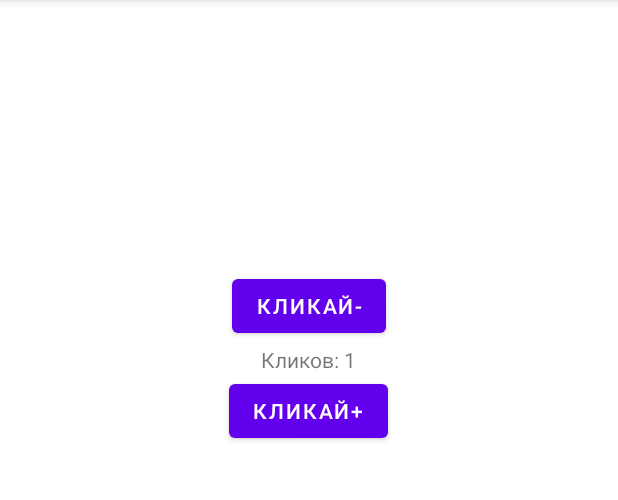
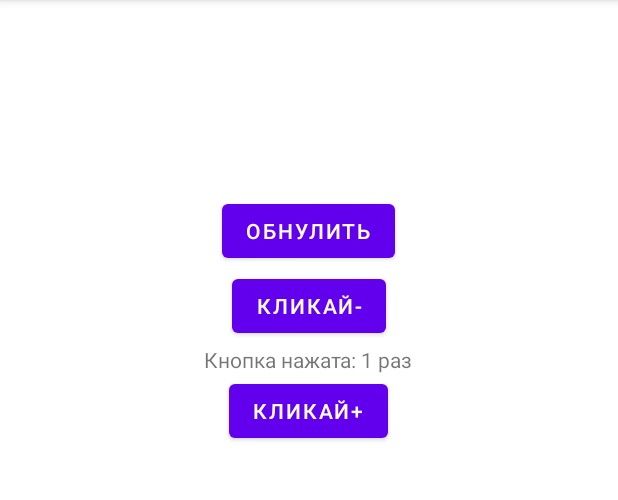
Before and after one commit to DanGlado/Android_Clicker, an Android app: the screen it shows after launch (MainActivity), after a tap on "КЛИКАЙ+", on a phone screen of 412 x 824 dp, the part 84-584 px from its top. Run offline under Robolectric (Android 15) with nearby library versions, the phone set to English and light mode, and no system bars.

Commit message:
Add raz/raza and picture

```diff
--- a/app/src/main/java/com/example/project_2/MainActivity.java
+++ b/app/src/main/java/com/example/project_2/MainActivity.java
@@ -12,6 +12,8 @@ public class MainActivity extends AppCompatActivity {
     TextView mainText;
     Button mainBtn;
     Button mainBtn2;
+    Button mainBtn3;
+
     private int score = 0;
 
     @Override
@@ -24,22 +26,47 @@ public class MainActivity extends AppCompatActivity {
 
         mainBtn2 = (Button) findViewById(R.id.main_btn2);
         mainBtn2.setOnClickListener(clickListener2);
+
+        mainBtn3 = (Button) findViewById(R.id.main_btn3);
+        mainBtn3.setOnClickListener(clickListener3);
     }
 
     View.OnClickListener clickListener = new View.OnClickListener() {
         @Override
         public void onClick(View v) {
-            score ++;
-            String s = "Кликов: " + score;
-            mainText.setText(s.toCharArray(),0, s.length());
+            score++;
+            int ost = score % 10;
+            int osta = score % 100;
+            if (((ost > 1 && ost < 5) || (ost < -1 && ost > -5)) && osta != 12 && osta != 13 && osta != 14) {
+                String s = "Кнопка нажата: " + score + " раза";
+                mainText.setText(s.toCharArray(), 0, s.length());
+            } else {
+                String s = "Кнопка нажата: " + score + " раз";
+                mainText.setText(s.toCharArray(), 0, s.length());
+            }
         }
     };
     View.OnClickListener clickListener2 = new View.OnClickListener() {
         @Override
         public void onClick(View view) {
-            score --;
+            score--;
+            int ost = score % 10;
+            int osta = score % 100;
+            if (((ost > 1 && ost < 5) || (ost < -1 && ost > -5)) && osta != 12 && osta != 13 && osta != 14) {
+                String s = "Кнопка нажата: " + score + " раза";
+                mainText.setText(s.toCharArray(), 0, s.length());
+            } else {
+                String s = "Кнопка нажата: " + score + " раз";
+                mainText.setText(s.toCharArray(), 0, s.length());
+            }
+        }
+        };
+    View.OnClickListener clickListener3 = new View.OnClickListener() {
+        @Override
+        public void onClick(View view) {
+            score = 0;
             String s = "Кликов: " + score;
-            mainText.setText(s.toCharArray(),0, s.length());
+            mainText.setText(s.toCharArray(), 0, s.length());
         }
     };
 }
--- a/app/src/main/res/layout/activity_main.xml
+++ b/app/src/main/res/layout/activity_main.xml
@@ -10,13 +10,13 @@
         android:id="@+id/mainTxt"
         android:layout_width="wrap_content"
         android:layout_height="wrap_content"
+        android:layout_centerHorizontal="true"
+        android:layout_marginTop="230sp"
         android:text="@string/clicks_1"
         app:layout_constraintBottom_toBottomOf="parent"
         app:layout_constraintLeft_toLeftOf="parent"
         app:layout_constraintRight_toRightOf="parent"
-        app:layout_constraintTop_toTopOf="parent"
-        android:layout_marginTop="230sp"
-        android:layout_centerHorizontal="true"/>
+        app:layout_constraintTop_toTopOf="parent" />
 
     <Button
         android:id="@+id/main_btn"
@@ -34,4 +34,12 @@
         android:layout_marginTop="180sp"
         android:text="@string/click_me2" />
 
+    <Button
+        android:id="@+id/main_btn3"
+        android:layout_width="wrap_content"
+        android:layout_height="wrap_content"
+        android:layout_centerHorizontal="true"
+        android:layout_marginTop="130sp"
+        android:text="@string/click_me3" />
+
 </RelativeLayout>
--- a/app/src/main/res/values/strings.xml
+++ b/app/src/main/res/values/strings.xml
@@ -2,7 +2,6 @@
     <string name="app_name">Project_2</string>
     <string name="click_me">Кликай+</string>
     <string name="click_me2">Кликай-</string>
+    <string name="click_me3">Обнулить</string>
     <string name="clicks_1">Кнопка нажата</string>
-    <string name="clicks_2">раз</string>
-    <string name="clicks_3">раза</string>
 </resources>
```
